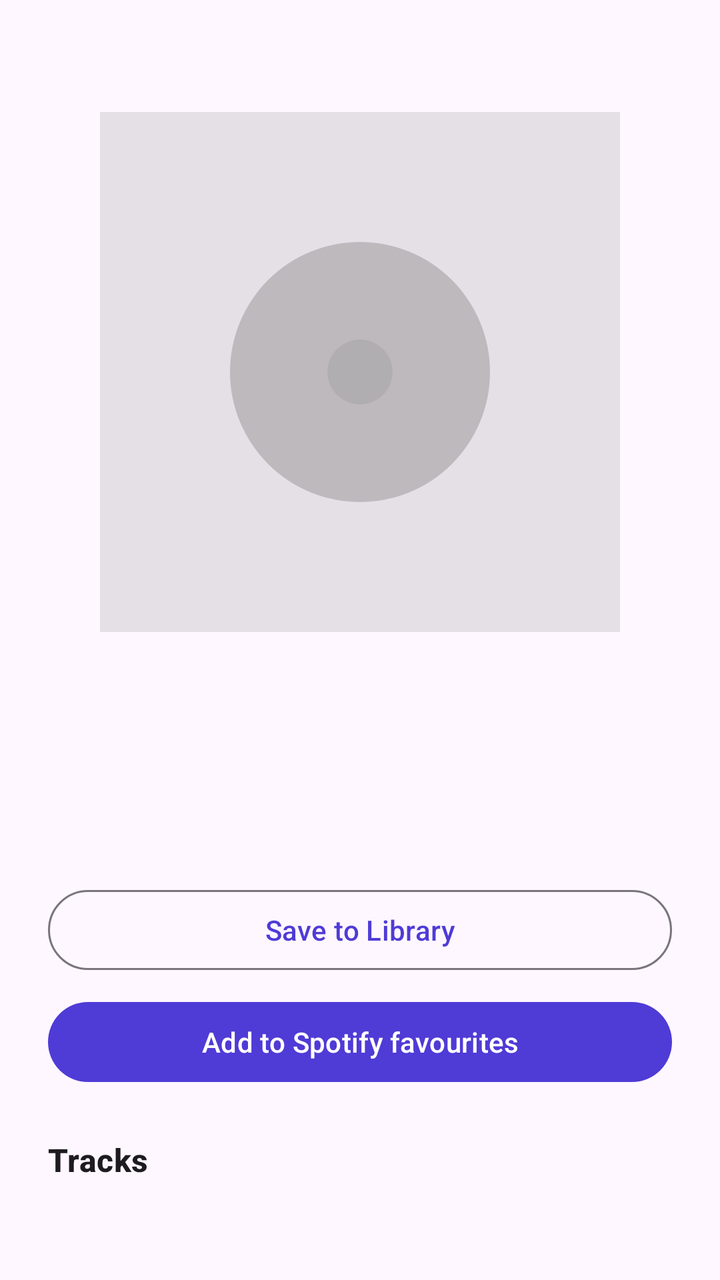
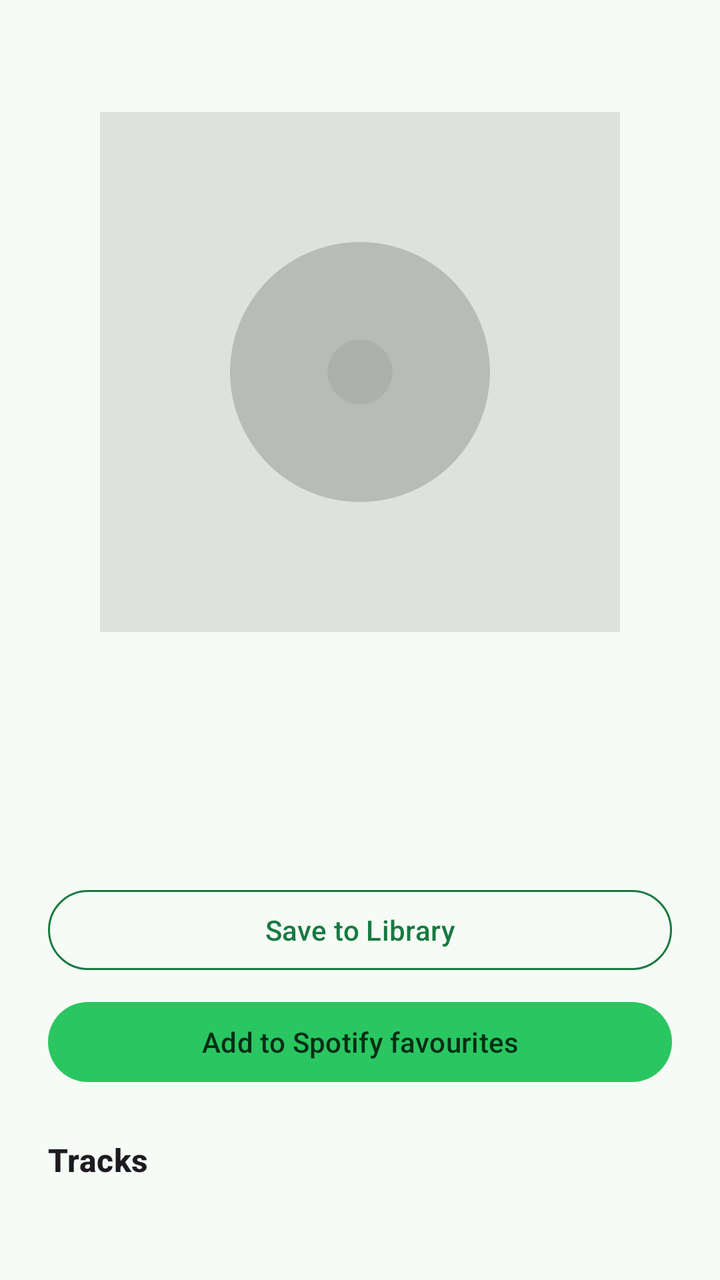

The first picture is an Android layout as it rendered before a commit; the second is the same layout after the commit. The layout source and the unified diff follow.
<!-- AndroidManifest.xml: application theme Theme.AlbumSnap -->
<!-- res/layout/header_album.xml -->
<?xml version="1.0" encoding="utf-8"?>
<LinearLayout xmlns:android="http://schemas.android.com/apk/res/android"
    android:layout_width="match_parent"
    android:layout_height="wrap_content"
    android:gravity="center_horizontal"
    android:orientation="vertical"
    android:paddingStart="24dp"
    android:paddingTop="56dp"
    android:paddingEnd="24dp"
    android:paddingBottom="8dp">

    <ImageView
        android:id="@+id/imgCover"
        android:layout_width="260dp"
        android:layout_height="260dp"
        android:contentDescription="@string/album_cover_cd"
        android:scaleType="centerCrop"
        android:src="@drawable/ic_album_placeholder" />

    <TextView
        android:id="@+id/txtAlbumName"
        android:layout_width="match_parent"
        android:layout_height="wrap_content"
        android:layout_marginTop="20dp"
        android:gravity="center"
        android:maxLines="3"
        android:textAppearance="?attr/textAppearanceHeadlineSmall"
        android:textStyle="bold" />

    <TextView
        android:id="@+id/txtArtist"
        android:layout_width="match_parent"
        android:layout_height="wrap_content"
        android:layout_marginTop="4dp"
        android:gravity="center"
        android:textAppearance="?attr/textAppearanceTitleMedium" />

    <TextView
        android:id="@+id/txtInfo"
        android:layout_width="match_parent"
        android:layout_height="wrap_content"
        android:layout_marginTop="8dp"
        android:gravity="center"
        android:textAppearance="?attr/textAppearanceBodyMedium"
        android:textColor="?android:attr/textColorSecondary" />

    <com.google.android.material.button.MaterialButton
        android:id="@+id/btnSaveLibrary"
        style="@style/Widget.Material3.Button.OutlinedButton"
        android:layout_width="match_parent"
        android:layout_height="wrap_content"
        android:layout_marginTop="20dp"
        android:text="@string/album_save_library" />

    <com.google.android.material.button.MaterialButton
        android:id="@+id/btnFavourite"
        android:layout_width="match_parent"
        android:layout_height="wrap_content"
        android:layout_marginTop="8dp"
        android:text="@string/album_add_favourite" />

    <TextView
        android:id="@+id/txtTracksTitle"
        android:layout_width="match_parent"
        android:layout_height="wrap_content"
        android:layout_marginTop="24dp"
        android:text="@string/album_tracks"
        android:textAppearance="?attr/textAppearanceTitleMedium"
        android:textStyle="bold" />
</LinearLayout>
<!-- resources referenced by this layout -->
<resources>
  <!-- drawable ic_album_placeholder (drawable) -->
  <?xml version="1.0" encoding="utf-8"?>
  <vector xmlns:android="http://schemas.android.com/apk/res/android"
      android:width="64dp"
      android:height="64dp"
      android:viewportWidth="64"
      android:viewportHeight="64">
      <path
          android:fillColor="#33808080"
          android:pathData="M0,0h64v64h-64z" />
      <path
          android:fillColor="#66808080"
          android:pathData="M32,32m-16,0a16,16 0 1,0 32,0a16,16 0 1,0 -32,0" />
      <path
          android:fillColor="#33808080"
          android:pathData="M32,32m-4,0a4,4 0 1,0 8,0a4,4 0 1,0 -8,0" />
  </vector>
  <string name="album_add_favourite">Add to Spotify favourites</string>
  <string name="album_cover_cd">Album cover</string>
  <string name="album_save_library">Save to Library</string>
  <string name="album_tracks">Tracks</string>
  <style name="Theme.AlbumSnap" parent="Base.Theme.AlbumSnap" />
  <style name="Base.Theme.AlbumSnap" parent="Theme.Material3.DayNight.NoActionBar">
          <item name="colorPrimary">@color/brand_primary</item>
          <item name="colorOnPrimary">@color/white</item>
          <item name="colorPrimaryContainer">@color/brand_primary_container</item>
          <item name="colorOnPrimaryContainer">@color/brand_on_primary_container</item>
      </style>
  <color name="brand_primary">#FF4F3BD6</color>
  <color name="white">#FFFFFFFF</color>
  <color name="brand_primary_container">#FFE4DFFF</color>
  <color name="brand_on_primary_container">#FF14006B</color>
</resources>

<!-- the commit's change to res/layout/header_album.xml (unified diff, before → after) -->
@@ -1,5 +1,6 @@
 <?xml version="1.0" encoding="utf-8"?>
 <LinearLayout xmlns:android="http://schemas.android.com/apk/res/android"
+    xmlns:app="http://schemas.android.com/apk/res-auto"
     android:layout_width="match_parent"
     android:layout_height="wrap_content"
     android:gravity="center_horizontal"
@@ -50,7 +51,9 @@
         android:layout_width="match_parent"
         android:layout_height="wrap_content"
         android:layout_marginTop="20dp"
-        android:text="@string/album_save_library" />
+        android:text="@string/album_save_library"
+        android:textColor="?attr/colorSecondary"
+        app:strokeColor="?attr/colorSecondary" />
 
     <com.google.android.material.button.MaterialButton
         android:id="@+id/btnFavourite"
<!-- resource entries referenced after the edit -->
@@ -23,14 +23,36 @@
   <string name="album_tracks">Tracks</string>
   <style name="Theme.AlbumSnap" parent="Base.Theme.AlbumSnap" />
   <style name="Base.Theme.AlbumSnap" parent="Theme.Material3.DayNight.NoActionBar">
-          <item name="colorPrimary">@color/brand_primary</item>
-          <item name="colorOnPrimary">@color/white</item>
-          <item name="colorPrimaryContainer">@color/brand_primary_container</item>
-          <item name="colorOnPrimaryContainer">@color/brand_on_primary_container</item>
+          <item name="colorPrimary">@color/theme_primary</item>
+          <item name="colorOnPrimary">@color/theme_on_primary</item>
+          <item name="colorPrimaryContainer">@color/theme_primary_container</item>
+          <item name="colorOnPrimaryContainer">@color/theme_on_primary_container</item>
+          <item name="colorSecondary">@color/theme_secondary</item>
+          <item name="colorOnSecondary">@color/theme_on_secondary</item>
+          <item name="colorSecondaryContainer">@color/theme_secondary_container</item>
+          <item name="colorOnSecondaryContainer">@color/theme_on_secondary_container</item>
+          <item name="android:colorBackground">@color/theme_background</item>
+          <item name="colorOnBackground">@color/theme_on_background</item>
+          <item name="colorSurface">@color/theme_surface</item>
+          <item name="colorOnSurface">@color/theme_on_surface</item>
+          <item name="colorSurfaceVariant">@color/theme_surface_variant</item>
+          <item name="colorOnSurfaceVariant">@color/theme_on_surface_variant</item>
+          <item name="colorOutline">@color/theme_outline</item>
       </style>
-  <color name="brand_primary">#FF4F3BD6</color>
-  <color name="white">#FFFFFFFF</color>
-  <color name="brand_primary_container">#FFE4DFFF</color>
-  <color name="brand_on_primary_container">#FF14006B</color>
+  <color name="theme_primary">#FF2AC661</color>
+  <color name="theme_on_primary">#FF052E14</color>
+  <color name="theme_primary_container">#FFC6F5D6</color>
+  <color name="theme_on_primary_container">#FF0A3D1E</color>
+  <color name="theme_secondary">#FF187A41</color>
+  <color name="theme_on_secondary">#FFFFFFFF</color>
+  <color name="theme_secondary_container">#FFDDEFE2</color>
+  <color name="theme_on_secondary_container">#FF123D24</color>
+  <color name="theme_background">#FFF6FBF6</color>
+  <color name="theme_on_background">#FF171D18</color>
+  <color name="theme_surface">#FFF6FBF6</color>
+  <color name="theme_on_surface">#FF171D18</color>
+  <color name="theme_surface_variant">#FFDCE5DC</color>
+  <color name="theme_on_surface_variant">#FF404941</color>
+  <color name="theme_outline">#FF707970</color>
 </resources>
 
